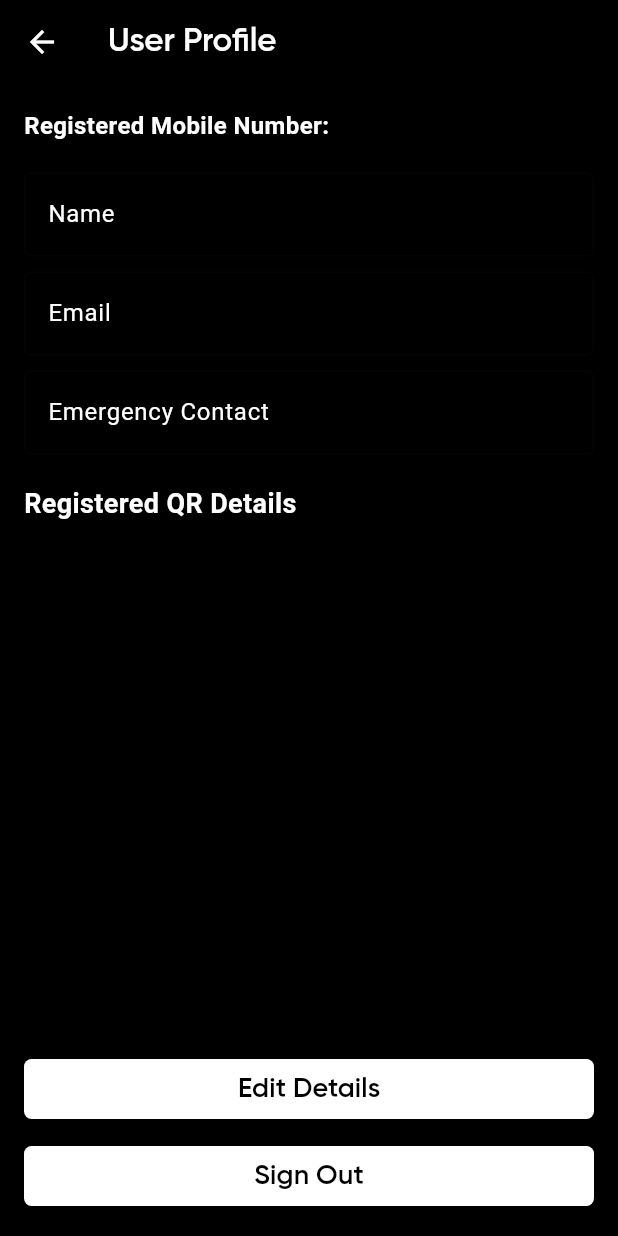
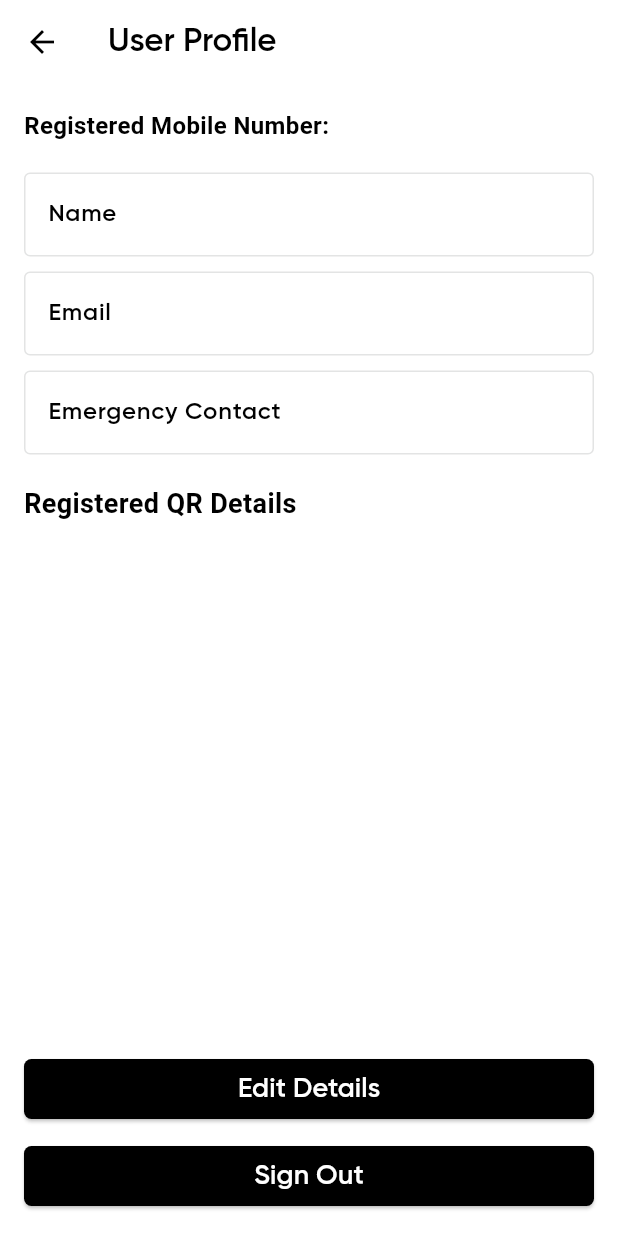
Before and after one commit to singhrishabh93/safe-connect-app, a Flutter app: the UserProfilePage screen opened directly, on a phone screen of 412 x 824 dp. Run offline on Flutter 3.47's test engine with Material 3 defaults, Android fonts, the phone set to English and light mode, and no system bars; our stand-ins replace camera, carousel_slider, cloud_firestore, connectivity, firebase_auth, firebase_core and 8 more; missing offline and left inert: audio_session, flutter_phone_direct_caller, flutter_sound, flutter_sound_platform_interface, qr_code_scanner; accounts and stored records are empty.

Commit message:
change the material ui in userprofile

```diff
--- a/lib/screens/UserProfile/userProfile.dart
+++ b/lib/screens/UserProfile/userProfile.dart
@@ -196,16 +196,16 @@ class _UserProfilePageState extends State<UserProfilePage> {
     return Scaffold(
       appBar: AppBar(
         iconTheme: IconThemeData(
-          color: Colors.white, //change your color here
+          color: Colors.black, //change your color here
         ),
         title: Text(
           'User Profile',
-          style: TextStyle(color: Colors.white, fontFamily: "gilroy"),
+          style: TextStyle(color: Colors.black, fontFamily: "gilroy"),
         ),
-        backgroundColor: Colors.black,
+        backgroundColor: Colors.white,
       ),
       body: Container(
-        color: Colors.black,
+        color: Colors.white,
         padding: EdgeInsets.all(16.0),
         child: Column(
           crossAxisAlignment: CrossAxisAlignment.stretch,
@@ -215,15 +215,21 @@ class _UserProfilePageState extends State<UserProfilePage> {
               style: TextStyle(
                   fontSize: 16,
                   fontWeight: FontWeight.bold,
-                  color: Colors.white),
+                  color: Colors.black),
             ),
             SizedBox(height: 20),
             TextField(
               controller: _nameController,
-              style: TextStyle(color: Colors.white),
+              style: TextStyle(
+                color: Colors.black,
+                fontFamily: 'gilroy',
+              ),
               decoration: InputDecoration(
                 labelText: 'Name',
-                labelStyle: TextStyle(color: Colors.white),
+                labelStyle: TextStyle(
+                  color: Colors.black,
+                  fontFamily: 'gilroy',
+                ),
                 border: OutlineInputBorder(),
               ),
               enabled: isEditMode,
@@ -231,10 +237,16 @@ class _UserProfilePageState extends State<UserProfilePage> {
             SizedBox(height: 10),
             TextField(
               controller: _emailController,
-              style: TextStyle(color: Colors.white),
+              style: TextStyle(
+                color: Colors.black,
+                fontFamily: 'gilroy',
+              ),
               decoration: InputDecoration(
                 labelText: 'Email',
-                labelStyle: TextStyle(color: Colors.white),
+                labelStyle: TextStyle(
+                  color: Colors.black,
+                  fontFamily: 'gilroy',
+                ),
                 border: OutlineInputBorder(),
               ),
               keyboardType: TextInputType.emailAddress,
@@ -246,10 +258,11 @@ class _UserProfilePageState extends State<UserProfilePage> {
             SizedBox(height: 10),
             TextField(
               controller: _emergencyContactController,
-              style: TextStyle(color: Colors.white),
+              style: TextStyle(color: Colors.black, fontFamily: 'gilroy'),
               decoration: InputDecoration(
                 labelText: 'Emergency Contact',
-                labelStyle: TextStyle(color: Colors.white),
+                labelStyle:
+                    TextStyle(color: Colors.black, fontFamily: 'gilroy'),
                 border: OutlineInputBorder(),
               ),
               keyboardType: TextInputType.phone,
@@ -259,13 +272,13 @@ class _UserProfilePageState extends State<UserProfilePage> {
               ],
               enabled: isEditMode,
             ),
-            SizedBox(height:             20),
+            SizedBox(height: 20),
             Text(
               'Registered QR Details',
               style: TextStyle(
                 fontSize: 18,
                 fontWeight: FontWeight.bold,
-                color: Colors.white,
+                color: Colors.black,
               ),
             ),
             SizedBox(height: 10),
@@ -283,37 +296,37 @@ class _UserProfilePageState extends State<UserProfilePage> {
                       Text(
                         'Document ID: $docId',
                         style: TextStyle(
-                          color: Colors.white,
+                          color: Colors.black,
                           fontWeight: FontWeight.bold,
                         ),
                       ),
                       SizedBox(height: 5),
                       Text(
                         'Name: ${details['name']}',
-                        style: TextStyle(color: Colors.white),
+                        style: TextStyle(color: Colors.black),
                       ),
                       Text(
                         'Vehicle Name: ${details['vehicleName']}',
-                        style: TextStyle(color: Colors.white),
+                        style: TextStyle(color: Colors.black),
                       ),
                       Text(
                         'Vehicle Number: ${details['vehicleNumber']}',
-                        style: TextStyle(color: Colors.white),
+                        style: TextStyle(color: Colors.black),
                       ),
                       Text(
                         'Email: ${details['email']}',
-                        style: TextStyle(color: Colors.white),
+                        style: TextStyle(color: Colors.black),
                       ),
                       Text(
                         'Contact Number: ${details['contactNumber']}',
-                        style: TextStyle(color: Colors.white),
+                        style: TextStyle(color: Colors.black),
                       ),
                       Text(
                         'Emergency Contact: ${details['emergencyContact']}',
-                        style: TextStyle(color: Colors.white),
+                        style: TextStyle(color: Colors.black),
                       ),
                       Divider(
-                        color: Colors.white,
+                        color: Colors.black,
                       ),
                     ],
                   );
@@ -330,7 +343,7 @@ class _UserProfilePageState extends State<UserProfilePage> {
                           child: Text(
                             "Update",
                             style: TextStyle(
-                              color: Colors.white,
+                              color: Colors.black,
                               fontSize: 18,
                               fontFamily: "gilroy",
                             ),
@@ -355,13 +368,13 @@ class _UserProfilePageState extends State<UserProfilePage> {
                           child: Text(
                             "Cancel",
                             style: TextStyle(
-                              color: Colors.black,
+                              color: Colors.white,
                               fontSize: 18,
                               fontFamily: "gilroy",
                             ),
                           ),
                           style: ElevatedButton.styleFrom(
-                            backgroundColor: Colors.white,
+                            backgroundColor: Colors.black,
                             shape: RoundedRectangleBorder(
                               borderRadius: BorderRadius.circular(5),
                             ),
@@ -380,13 +393,13 @@ class _UserProfilePageState extends State<UserProfilePage> {
                     child: Text(
                       "Edit Details",
                       style: TextStyle(
-                        color: Colors.black,
+                        color: Colors.white,
                         fontSize: 18,
                         fontFamily: "gilroy",
                       ),
                     ),
                     style: ElevatedButton.styleFrom(
-                      backgroundColor: Colors.white,
+                      backgroundColor: Colors.black,
                       shape: RoundedRectangleBorder(
                         borderRadius: BorderRadius.circular(5),
                       ),
@@ -427,13 +440,13 @@ class _UserProfilePageState extends State<UserProfilePage> {
                 child: Text(
                   "Sign Out",
                   style: TextStyle(
-                    color: Colors.black,
+                    color: Colors.white,
                     fontSize: 18,
                     fontFamily: "gilroy",
                   ),
                 ),
                 style: ElevatedButton.styleFrom(
-                  backgroundColor: Colors.white,
+                  backgroundColor: Colors.black,
                   shape: RoundedRectangleBorder(
                     borderRadius: BorderRadius.circular(5),
                   ),
```
Also changed, not shown: pubspec.lock.
